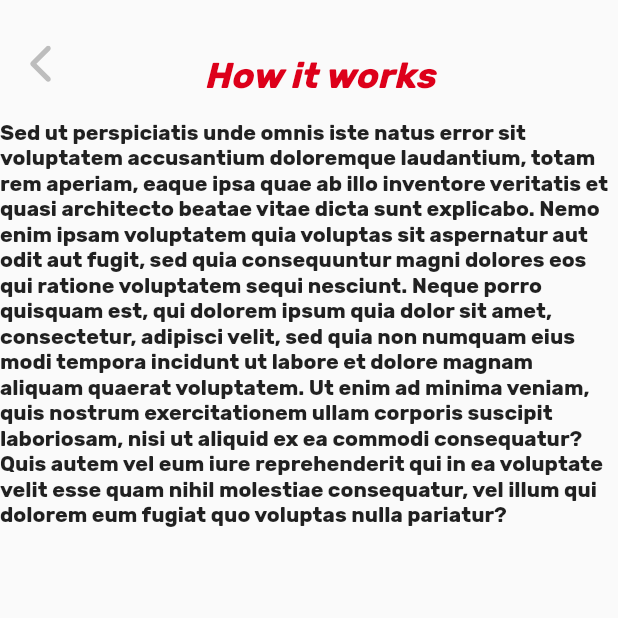
After one commit to Abdallah-al-hallak/Qtechnetworks-bsdealz_repo-ec4d2dac114f, a Flutter app: the HowItWorks screen opened directly, on a phone screen of 412 x 824 dp, the top half of it. The commit adds this screen. Run offline on Flutter 3.47's test engine with Material 2 defaults, Android fonts, the phone set to English and light mode, and no system bars; our stand-ins replace badges, cached_network_image, country_picker, dio, email_validator, firebase_core and 10 more; missing offline and left inert: country_state_city_picker, currency_picker, dio_logger, flutter_kurdish_localization, fwfh_webview; accounts and stored records are empty; project files that could hold a hidden picture were left out.

Commit message:
Fixing some issues

```diff
--- a/lib/layouts/items/texts/BaseText.dart
+++ b/lib/layouts/items/texts/BaseText.dart
@@ -56,7 +56,5 @@ class _BaseTextState extends State<BaseText> {
           child:Text(widget.text,style: TextStyle(color: widget.color,fontSize: widget.fontSize,fontWeight:widget.fontWeight,height: 0.9 ,fontStyle: widget.fontStyle),
           ));
     }
-
-
   }
 }
--- a/lib/layouts/pages/credentials/login.dart
+++ b/lib/layouts/pages/credentials/login.dart
@@ -296,7 +296,7 @@ class LoginForm1State extends State<LoginForm1> {
     }).then((value) async {
       setState(() {
         if ((value.statusCode!) < 300) {
-          token = value.data["data"]["token"]["accessToken"];
+          token = value.data["data"]["token"];
           SharedFunc().setToken(token, 'token');
           log("token=${token}");
           ApiUser user = ApiUser.fromJson(value.data["data"]["user"]);
--- /dev/null
+++ b/lib/layouts/pages/main/how_it_works.dart
@@ -0,0 +1,63 @@
+import 'package:bsdealz/layouts/items/tobars/back_bar.dart';
+import 'package:flutter/cupertino.dart';
+import 'package:flutter/material.dart';
+
+
+
+
+
+class HowItWorks extends StatefulWidget{
+  @override
+  _HowItWorksState createState() => _HowItWorksState();
+}
+
+class _HowItWorksState extends State<HowItWorks> {
+  @override
+  void initState() {
+    super.initState();
+
+  }
+
+
+  @override
+  Widget build(BuildContext context) {
+    // TODO: implement build
+    return
+
+      Scaffold(
+          resizeToAvoidBottomInset: false,
+          body:SafeArea(
+              child:Container(
+                child: Column(
+                  children: [
+                    BackBar(height: 60,notificationsNumber: 0,title: "How it works",),
+                    Text("Sed ut perspiciatis unde omnis iste natus "
+                        "error sit voluptatem accusantium doloremque "
+                        "laudantium, totam rem aperiam, eaque ipsa quae"
+                        " ab illo inventore veritatis et quasi architecto"
+                        " beatae vitae dicta sunt explicabo. Nemo enim "
+                        "ipsam voluptatem quia voluptas sit aspernatur "
+                        "aut odit aut fugit, sed quia consequuntur magni"
+                        " dolores eos qui ratione voluptatem sequi "
+                        "nesciunt. Neque porro quisquam est,"
+                        " qui dolorem ipsum quia dolor sit amet,"
+                        " consectetur, adipisci velit,"
+                        " sed quia non numquam eius modi tempora incidunt ut"
+                        " labore et dolore magnam aliquam quaerat voluptatem. "
+                        "Ut enim ad minima veniam, quis nostrum exercitationem "
+                        "ullam corporis suscipit laboriosam, "
+                        "nisi ut aliquid ex ea commodi consequatur?"
+                        " Quis autem vel eum iure reprehenderit qui in ea "
+                        "voluptate velit esse quam nihil molestiae consequatur,"
+                        " vel illum qui dolorem eum fugiat quo voluptas nulla "
+                        "pariatur?"),
+                  ],
+                ),
+              )
+          )
+      );
+
+  }
+
+
+}
--- /dev/null
+++ b/lib/layouts/pages/main/our_charity_work.dart
@@ -0,0 +1,63 @@
+import 'package:bsdealz/layouts/items/tobars/back_bar.dart';
+import 'package:flutter/cupertino.dart';
+import 'package:flutter/material.dart';
+
+
+
+
+
+class OurCharity extends StatefulWidget{
+  @override
+  _OurCharityState createState() => _OurCharityState();
+}
+
+class _OurCharityState extends State<OurCharity> {
+  @override
+  void initState() {
+    super.initState();
+
+  }
+
+
+  @override
+  Widget build(BuildContext context) {
+    // TODO: implement build
+    return
+
+      Scaffold(
+          resizeToAvoidBottomInset: false,
+          body:SafeArea(
+              child:Container(
+                child: Column(
+                  children: [
+                    BackBar(height: 60,notificationsNumber: 0,title: "Our Charity Work",),
+                    Text("Sed ut perspiciatis unde omnis iste natus "
+                        "error sit voluptatem accusantium doloremque "
+                        "laudantium, totam rem aperiam, eaque ipsa quae"
+                        " ab illo inventore veritatis et quasi architecto"
+                        " beatae vitae dicta sunt explicabo. Nemo enim "
+                        "ipsam voluptatem quia voluptas sit aspernatur "
+                        "aut odit aut fugit, sed quia consequuntur magni"
+                        " dolores eos qui ratione voluptatem sequi "
+                        "nesciunt. Neque porro quisquam est,"
+                        " qui dolorem ipsum quia dolor sit amet,"
+                        " consectetur, adipisci velit,"
+                        " sed quia non numquam eius modi tempora incidunt ut"
+                        " labore et dolore magnam aliquam quaerat voluptatem. "
+                        "Ut enim ad minima veniam, quis nostrum exercitationem "
+                        "ullam corporis suscipit laboriosam, "
+                        "nisi ut aliquid ex ea commodi consequatur?"
+                        " Quis autem vel eum iure reprehenderit qui in ea "
+                        "voluptate velit esse quam nihil molestiae consequatur,"
+                        " vel illum qui dolorem eum fugiat quo voluptas nulla "
+                        "pariatur?"),
+                  ],
+                ),
+              )
+          )
+      );
+
+  }
+
+
+}
```
Also changed, not shown: lib/layouts/pages/main/PersonalDetailsPage.dart (+37 -48 lines), lib/layouts/pages/main/setting_page.dart (+107 -34 lines), 4 other files.
